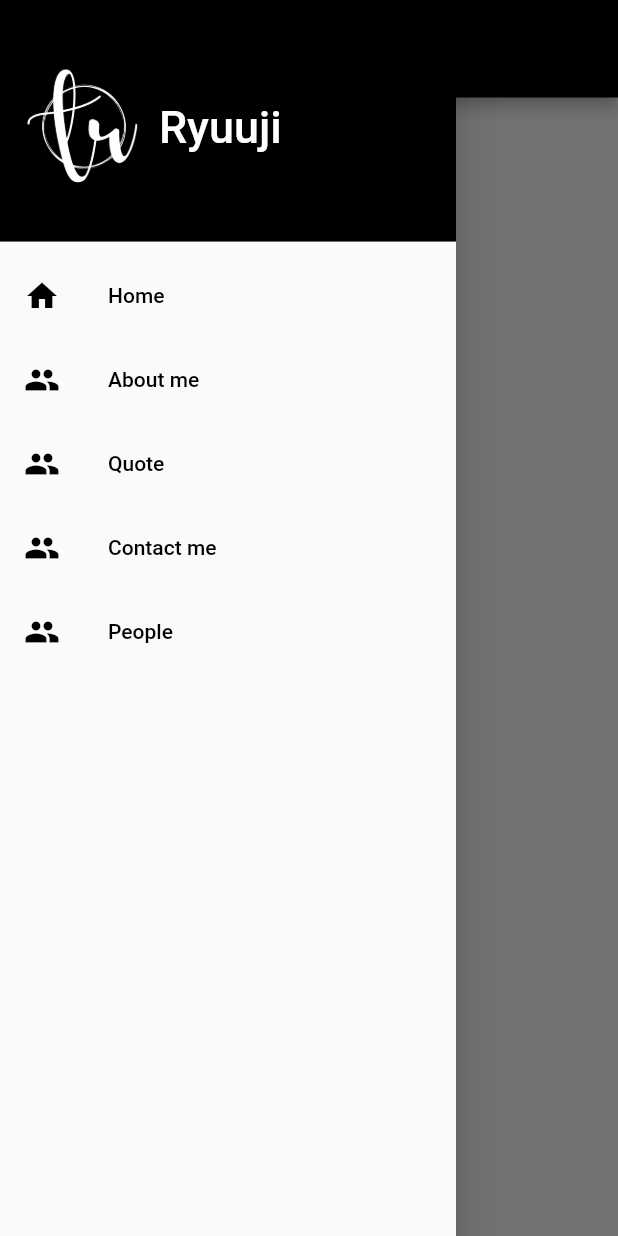
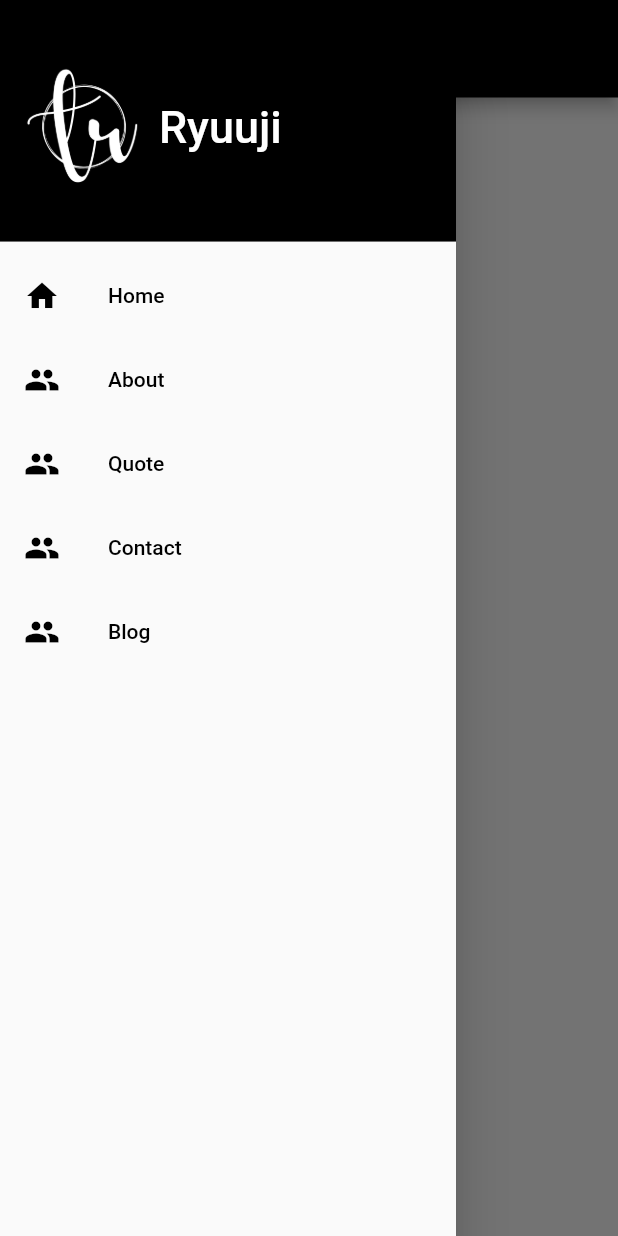
Before and after one commit to IbrahimSatria/blog-web, a Flutter app: the screen it shows after launch, with the side drawer open, on a phone screen of 412 x 824 dp. Run offline on Flutter 3.47's test engine with Material 2 defaults, Android fonts, the light colour scheme and no system bars; our stand-ins replace device_preview, responsive_builder; missing offline and left inert: shared_preferences_web.

Commit message:
Added stuff

```diff
--- a/lib/widgets/custom_drawer_widget.dart
+++ b/lib/widgets/custom_drawer_widget.dart
@@ -37,10 +37,10 @@ class CustomDrawer extends StatelessWidget {
             ),
           ),
           buildMenuItem(icon: Icons.home, text: 'Home'),
-          buildMenuItem(icon: Icons.people, text: 'About me'),
+          buildMenuItem(icon: Icons.people, text: 'About'),
           buildMenuItem(icon: Icons.people, text: 'Quote'),
-          buildMenuItem(icon: Icons.people, text: 'Contact me'),
-          buildMenuItem(icon: Icons.people, text: 'People'),
+          buildMenuItem(icon: Icons.people, text: 'Contact'),
+          buildMenuItem(icon: Icons.people, text: 'Blog'),
         ],
       ),
     );
```
Also changed, not shown: 1 other file.
